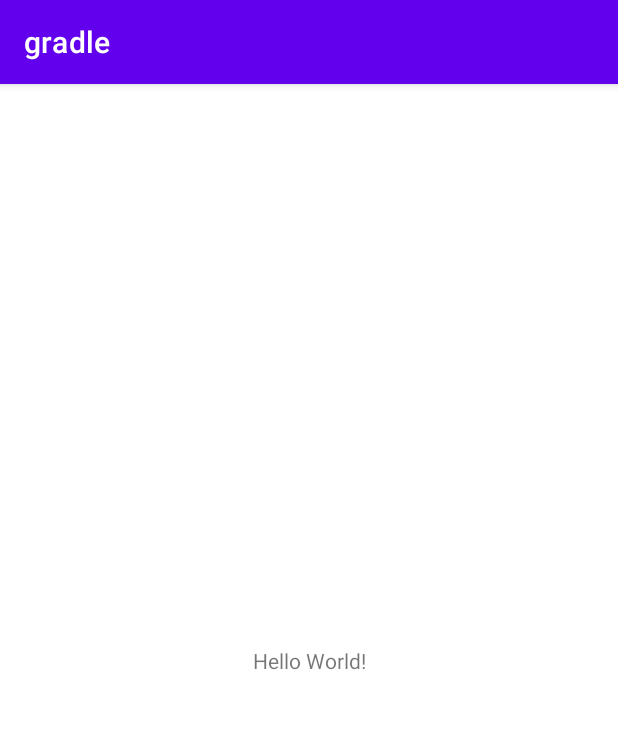
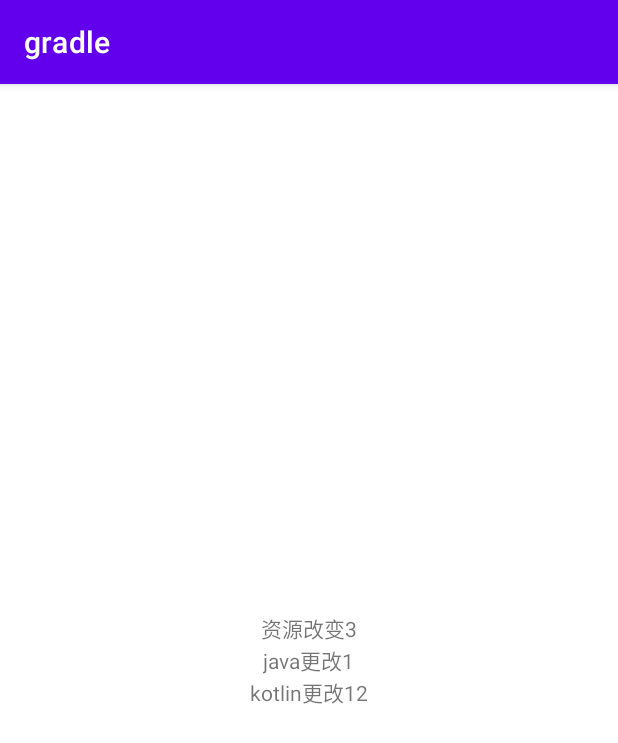
Before and after one commit to renxh4/textgradle, an Android app: the screen it shows after launch (MainActivity), on a phone screen of 412 x 824 dp. Shown: the top 743 px of the screen. Run offline under Robolectric (Android 15) with nearby library versions, the phone set to English and light mode, and no system bars.

Commit message:
成功运行

```diff
--- a/app/src/main/AndroidManifest.xml
+++ b/app/src/main/AndroidManifest.xml
@@ -9,7 +9,8 @@
         android:roundIcon="@mipmap/ic_launcher_round"
         android:supportsRtl="true"
         android:theme="@style/Theme.Gradle">
-        <activity android:name=".MainActivity">
+        <activity android:name=".MainActivity"
+            android:exported="true">
             <intent-filter>
                 <action android:name="android.intent.action.MAIN" />
 
--- /dev/null
+++ b/app/src/main/java/com/example/gradle/AAA.kt
@@ -0,0 +1,7 @@
+package com.example.gradle
+
+class AAA {
+    fun gettext(): String{
+        return "kotlin更改12"
+    }
+}
--- a/app/src/main/java/com/example/gradle/MainActivity.java
+++ b/app/src/main/java/com/example/gradle/MainActivity.java
@@ -3,6 +3,8 @@ package com.example.gradle;
 import androidx.appcompat.app.AppCompatActivity;
 
 import android.os.Bundle;
+import android.view.View;
+import android.widget.TextView;
 
 public class MainActivity extends AppCompatActivity {
 
@@ -10,5 +12,15 @@ public class MainActivity extends AppCompatActivity {
     protected void onCreate(Bundle savedInstanceState) {
         super.onCreate(savedInstanceState);
         setContentView(R.layout.activity_main);
+        initView();
+    }
+
+    private void initView() {
+        TextView java = findViewById(R.id.javatext);
+        TextView kotlin = findViewById(R.id.kotlintext);
+
+        java.setText("java更改1");
+
+        kotlin.setText(new AAA().gettext());
     }
 }
--- a/app/src/main/res/layout/activity_main.xml
+++ b/app/src/main/res/layout/activity_main.xml
@@ -1,18 +1,28 @@
 <?xml version="1.0" encoding="utf-8"?>
-<androidx.constraintlayout.widget.ConstraintLayout xmlns:android="http://schemas.android.com/apk/res/android"
+<LinearLayout xmlns:android="http://schemas.android.com/apk/res/android"
     xmlns:app="http://schemas.android.com/apk/res-auto"
     xmlns:tools="http://schemas.android.com/tools"
     android:layout_width="match_parent"
     android:layout_height="match_parent"
-    tools:context=".MainActivity">
+    tools:context=".MainActivity"
+    android:orientation="vertical"
+    android:gravity="center">
 
     <TextView
         android:layout_width="wrap_content"
         android:layout_height="wrap_content"
-        android:text="Hello World!"
-        app:layout_constraintBottom_toBottomOf="parent"
-        app:layout_constraintLeft_toLeftOf="parent"
-        app:layout_constraintRight_toRightOf="parent"
-        app:layout_constraintTop_toTopOf="parent" />
+        android:text="资源改变3" />
 
-</androidx.constraintlayout.widget.ConstraintLayout>
+    <TextView
+        android:id="@+id/javatext"
+        android:layout_width="wrap_content"
+        android:layout_height="wrap_content"
+        android:text="资源改变1" />
+
+    <TextView
+        android:id="@+id/kotlintext"
+        android:layout_width="wrap_content"
+        android:layout_height="wrap_content"
+        android:text="资源改变" />
+
+</LinearLayout>
--- a/build.gradle
+++ b/build.gradle
@@ -1,11 +1,13 @@
 // Top-level build file where you can add configuration options common to all sub-projects/modules.
 buildscript {
+    ext.kotlin_version = '1.3.72'
     repositories {
         google()
         mavenCentral()
     }
     dependencies {
         classpath "com.android.tools.build:gradle:4.2.2"
+        classpath "org.jetbrains.kotlin:kotlin-gradle-plugin:$kotlin_version"
 
         // NOTE: Do not place your application dependencies here; they belong
         // in the individual module build.gradle files
--- /dev/null
+++ b/buildSrc/settings.gradle
@@ -0,0 +1,5 @@
+includeFlat 'lib'
+include ':lib'
+
+//includeFlat 'fat-aar'
+//include ':fat-aar'
--- a/settings.gradle
+++ b/settings.gradle
@@ -1,2 +1,3 @@
-rootProject.name = "gradle"
+rootProject.name = "testwink"
 include ':app'
+include ':wink-patch-lib'
```
Also changed, not shown: app/build.gradle (+10 -2 lines), buildSrc/build.gradle (added, +40 -0 lines), wink-patch-lib/build.gradle (+4 -4 lines).
